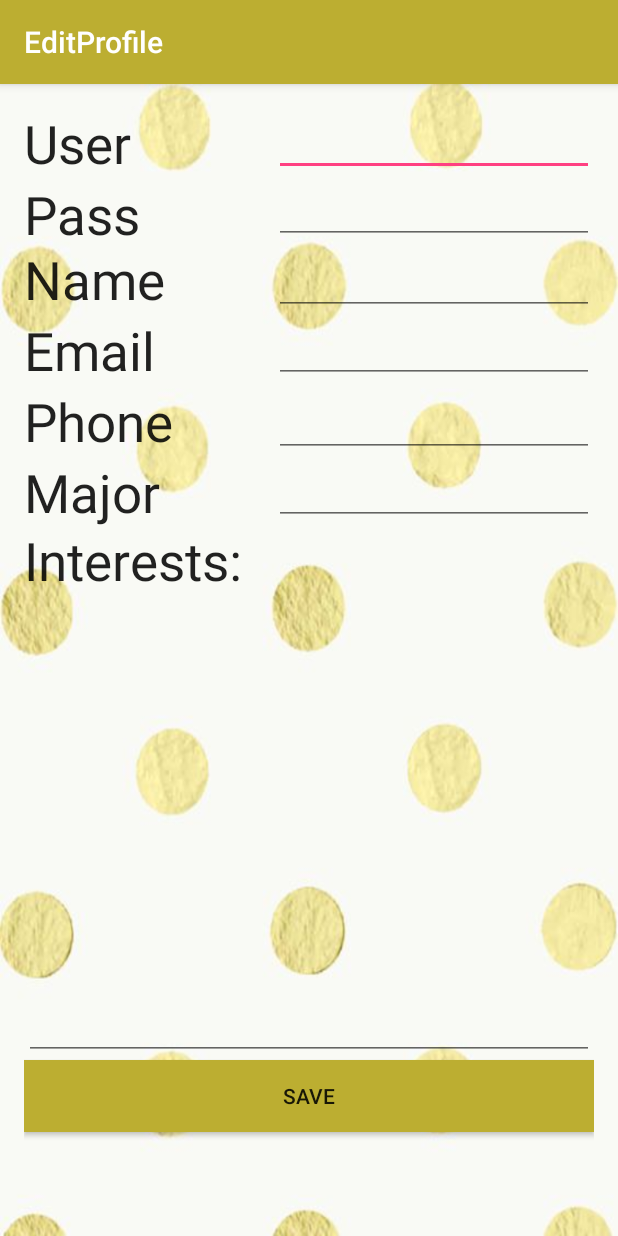
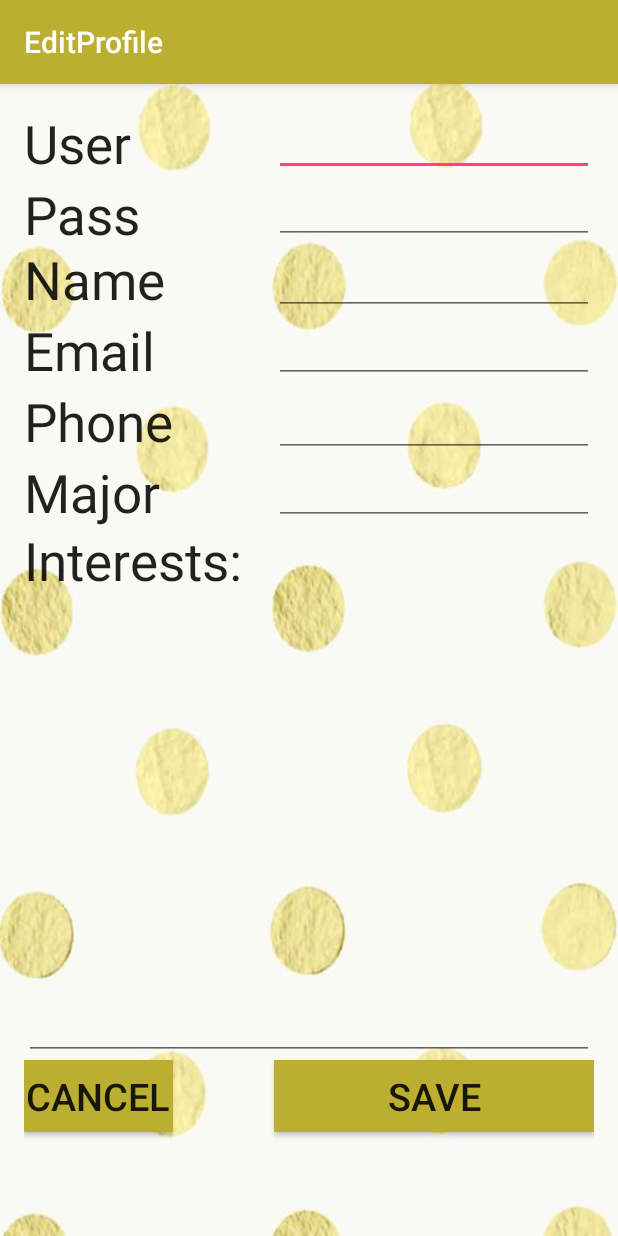
Before and after one commit to PolkaDot/PolkaDotMovies, an Android app: the EditProfile screen opened directly, with no data from a screen before it, on a phone screen of 412 x 824 dp. Run offline under Robolectric (Android 15) with nearby library versions, the phone set to English and light mode, and no system bars.

Commit message:
merged with christine and esha's old branch

```diff
--- a/app/src/main/java/com/polka/pdm/RegistrationPage.java
+++ b/app/src/main/java/com/polka/pdm/RegistrationPage.java
@@ -52,7 +52,7 @@ public class RegistrationPage extends AppCompatActivity {
 
     public void onRegisterButtonPress(View v ) {
         Log.d("Register", "Register Button Pressed");
-        Intent intent = new Intent(this, MainActivity.class);
+        Intent intent = new Intent(this, EditProfile.class);
         startActivity(intent);
     }
 
--- a/app/src/main/res/layout/content_edit_profile.xml
+++ b/app/src/main/res/layout/content_edit_profile.xml
@@ -92,10 +92,12 @@
         android:background="#bcae31"
         android:layout_marginBottom="53dp"
         android:layout_alignParentBottom="true"
-        android:layout_alignStart="@+id/NameLabel"
         android:clickable="true"
         android:onClick="onSavePress"
-        android:layout_alignEnd="@+id/InterestsLabel" />
+        android:layout_alignEnd="@+id/InterestsLabel"
+        android:layout_toEndOf="@+id/cancelButton"
+        android:layout_alignStart="@+id/MajorTextField"
+        android:textSize="25dp" />
 
     <TextView
         android:layout_width="wrap_content"
@@ -171,4 +173,18 @@
         android:id="@+id/PassTextField"
         android:layout_below="@+id/UserTextField"
         android:layout_alignParentEnd="true" />
+
+    <Button
+        android:layout_width="wrap_content"
+        android:layout_height="wrap_content"
+        android:text="Cancel"
+        android:id="@+id/cancelButton"
+        android:layout_below="@+id/InterestsLabel"
+        android:layout_alignParentStart="true"
+        android:onClick="onCancelPress"
+        android:clickable="true"
+        android:layout_toStartOf="@+id/MajorTextField"
+        android:background="#bcae31"
+        android:layout_alignEnd="@+id/phoneLabel"
+        android:textSize="25dp" />
 </RelativeLayout>
```
Also changed, not shown: app/src/main/java/com/polka/pdm/EditProfile.java (+7 -0 lines), app/src/main/java/com/polka/pdm/ViewProfile.java (+8 -8 lines).
